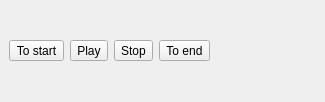
The window that studio/playback_dock.ui (caryoscelus/rainynite-studio) describes before a commit, drawn with Qt 5.
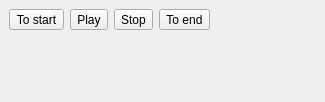
The same window after the commit. Icons and pictures are not drawn. Custom widgets are drawn as their Qt base class.

Commit message: Add TimelineView on PlaybackDock

Patch:
```diff
--- a/studio/playback_dock.ui
+++ b/studio/playback_dock.ui
@@ -14,7 +14,9 @@
    <string>Playbac&amp;k Dock</string>
   </property>
   <widget class="QWidget" name="dockWidgetContents">
-   <layout class="QHBoxLayout" name="horizontalLayout">
+   <layout class="QVBoxLayout" name="verticalLayout">
+    <item>
+     <layout class="QHBoxLayout" name="button_layout">
     <item>
      <widget class="QToolButton" name="move_start_button">
       <property name="text">
@@ -76,8 +78,21 @@
      </spacer>
     </item>
    </layout>
+    </item>
+    <item>
+     <widget class="studio::TimelineView" name="timeline" native="true"/>
+    </item>
+   </layout>
   </widget>
  </widget>
+ <customwidgets>
+  <customwidget>
+   <class>studio::TimelineView</class>
+   <extends>QWidget</extends>
+   <header>timeline_view.h</header>
+   <container>1</container>
+  </customwidget>
+ </customwidgets>
  <resources/>
  <connections/>
 </ui>
```
Lines whose indentation alone changed are shown as unchanged. The commit also changes 2 other files.
